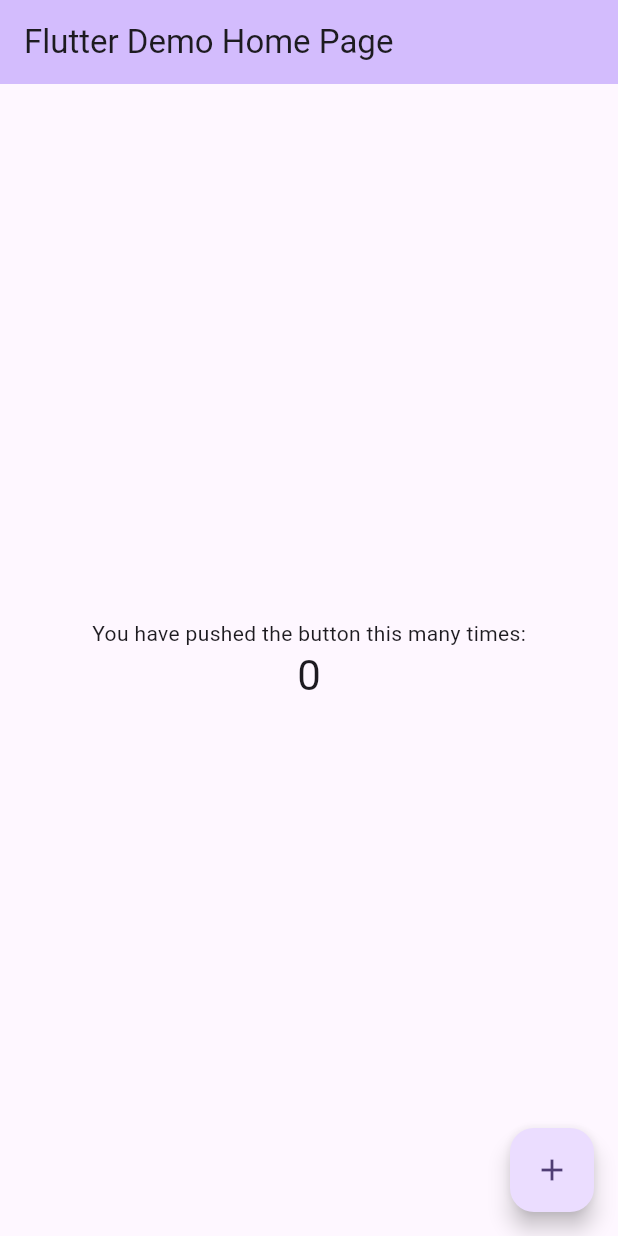
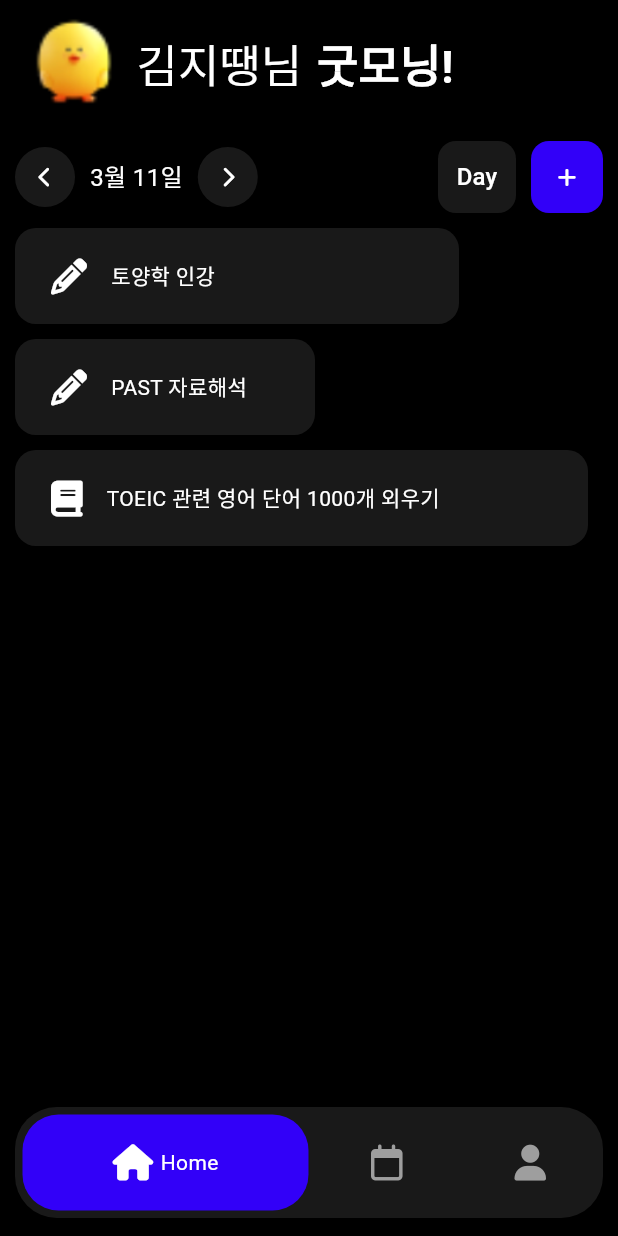
Before and after one commit to June222/gava, a Flutter app: the screen it shows after launch, on a phone screen of 412 x 824 dp. Run offline on Flutter 3.47's test engine with Material 3 defaults, Android fonts, the phone set to English and light mode, and no system bars; our stand-ins replace font_awesome_flutter.

Commit message:
기본 화면

```diff
--- /dev/null
+++ b/lib/constants/colors.dart
@@ -0,0 +1,5 @@
+import 'package:flutter/material.dart';
+
+class Constant {
+  static Color backgroundColor = const Color(0xFF191919);
+}
--- /dev/null
+++ b/lib/constants/gaps.dart
@@ -0,0 +1,67 @@
+import 'package:flutter/material.dart';
+import 'package:gava/constants/sizes.dart';
+
+class Gaps {
+  // Vertical Gaps
+  static const v1 = SizedBox(height: Sizes.size1);
+  static const v2 = SizedBox(height: Sizes.size2);
+  static const v3 = SizedBox(height: Sizes.size3);
+  static const v4 = SizedBox(height: Sizes.size4);
+  static const v5 = SizedBox(height: Sizes.size5);
+  static const v6 = SizedBox(height: Sizes.size6);
+  static const v7 = SizedBox(height: Sizes.size7);
+  static const v8 = SizedBox(height: Sizes.size8);
+  static const v9 = SizedBox(height: Sizes.size9);
+  static const v10 = SizedBox(height: Sizes.size10);
+  static const v11 = SizedBox(height: Sizes.size11);
+  static const v12 = SizedBox(height: Sizes.size12);
+  static const v14 = SizedBox(height: Sizes.size14);
+  static const v16 = SizedBox(height: Sizes.size16);
+  static const v20 = SizedBox(height: Sizes.size20);
+  static const v24 = SizedBox(height: Sizes.size24);
+  static const v28 = SizedBox(height: Sizes.size28);
+  static const v32 = SizedBox(height: Sizes.size32);
+  static const v36 = SizedBox(height: Sizes.size36);
+  static const v40 = SizedBox(height: Sizes.size40);
+  static const v44 = SizedBox(height: Sizes.size44);
+  static const v48 = SizedBox(height: Sizes.size48);
+  static const v52 = SizedBox(height: Sizes.size52);
+  static const v56 = SizedBox(height: Sizes.size56);
+  static const v60 = SizedBox(height: Sizes.size60);
+  static const v64 = SizedBox(height: Sizes.size64);
+  static const v72 = SizedBox(height: Sizes.size72);
+  static const v80 = SizedBox(height: Sizes.size80);
+  static const v96 = SizedBox(height: Sizes.size96);
+
+  // Horizontal Gaps
+
+  static const h1 = SizedBox(width: Sizes.size1);
+  static const h2 = SizedBox(width: Sizes.size2);
+  static const h3 = SizedBox(width: Sizes.size3);
+  static const h4 = SizedBox(width: Sizes.size4);
+  static const h5 = SizedBox(width: Sizes.size5);
+  static const h6 = SizedBox(width: Sizes.size6);
+  static const h7 = SizedBox(width: Sizes.size7);
+  static const h8 = SizedBox(width: Sizes.size8);
+  static const h9 = SizedBox(width: Sizes.size9);
+  static const h10 = SizedBox(width: Sizes.size10);
+  static const h11 = SizedBox(width: Sizes.size11);
+  static const h12 = SizedBox(width: Sizes.size12);
+  static const h14 = SizedBox(width: Sizes.size14);
+  static const h16 = SizedBox(width: Sizes.size16);
+  static const h20 = SizedBox(width: Sizes.size20);
+  static const h24 = SizedBox(width: Sizes.size24);
+  static const h28 = SizedBox(width: Sizes.size28);
+  static const h32 = SizedBox(width: Sizes.size32);
+  static const h36 = SizedBox(width: Sizes.size36);
+  static const h40 = SizedBox(width: Sizes.size40);
+  static const h44 = SizedBox(width: Sizes.size44);
+  static const h48 = SizedBox(width: Sizes.size48);
+  static const h52 = SizedBox(width: Sizes.size52);
+  static const h56 = SizedBox(width: Sizes.size56);
+  static const h60 = SizedBox(width: Sizes.size60);
+  static const h64 = SizedBox(width: Sizes.size64);
+  static const h72 = SizedBox(width: Sizes.size72);
+  static const h80 = SizedBox(width: Sizes.size80);
+  static const h96 = SizedBox(width: Sizes.size96);
+}
--- /dev/null
+++ b/lib/constants/sizes.dart
@@ -0,0 +1,32 @@
+class Sizes {
+  static const size1 = 1.0;
+  static const size2 = 2.0;
+  static const size3 = 3.0;
+  static const size4 = 4.0;
+  static const size5 = 5.0;
+  static const size6 = 6.0;
+  static const size7 = 7.0;
+  static const size8 = 8.0;
+  static const size9 = 9.0;
+  static const size10 = 10.0;
+  static const size11 = 11.0;
+  static const size12 = 12.0;
+  static const size14 = 14.0;
+  static const size16 = 16.0;
+  static const size18 = 18.0;
+  static const size20 = 20.0;
+  static const size24 = 24.0;
+  static const size28 = 28.0;
+  static const size32 = 32.0;
+  static const size36 = 36.0;
+  static const size40 = 40.0;
+  static const size44 = 44.0;
+  static const size48 = 48.0;
+  static const size52 = 52.0;
+  static const size56 = 56.0;
+  static const size60 = 60.0;
+  static const size64 = 64.0;
+  static const size72 = 72.0;
+  static const size80 = 80.0;
+  static const size96 = 96.0;
+}
--- a/lib/main.dart
+++ b/lib/main.dart
@@ -1,4 +1,6 @@
 import 'package:flutter/material.dart';
+import 'package:gava/constants/colors.dart';
+import 'package:gava/navigation/main_navigation_screen.dart';
 
 void main() {
   runApp(const MyApp());
@@ -12,114 +14,32 @@
   Widget build(BuildContext context) {
     return MaterialApp(
       title: 'Flutter Demo',
+      debugShowCheckedModeBanner: false,
       theme: ThemeData(
-        // This is the theme of your application.
-        //
-        // TRY THIS: Try running your application with "flutter run". You'll see
-        // the application has a purple toolbar. Then, without quitting the app,
-        // try changing the seedColor in the colorScheme below to Colors.green
-        // and then invoke "hot reload" (save your changes or press the "hot
-        // reload" button in a Flutter-supported IDE, or press "r" if you used
-        // the command line to start the app).
-        //
-        // Notice that the counter didn't reset back to zero; the application
-        // state is not lost during the reload. To reset the state, use hot
-        // restart instead.
-        //
-        // This works for code too, not just values: Most code changes can be
-        // tested with just a hot reload.
-        colorScheme: ColorScheme.fromSeed(seedColor: Colors.deepPurple),
+        scaffoldBackgroundColor: Colors.black,
+        colorScheme: const ColorScheme.dark().copyWith(
+          surface: const Color(0xFF191919),
+        ),
+        appBarTheme: const AppBarTheme(
+          backgroundColor: Colors.black,
+          titleTextStyle: TextStyle(
+            fontSize: 30,
+          ),
+        ),
+        textTheme: const TextTheme(
+          bodyMedium: TextStyle(color: Colors.white),
+        ),
+        textButtonTheme: const TextButtonThemeData(
+          style: ButtonStyle(
+            foregroundColor: WidgetStatePropertyAll(Colors.white),
+            splashFactory: NoSplash.splashFactory,
+          ),
+        ),
+        // colorScheme: ColorScheme.fromSeed(seedColor: Colors.deepPurple),
         useMaterial3: true,
+        primaryColor: const Color(0xFF3200f8),
       ),
-      home: const MyHomePage(title: 'Flutter Demo Home Page'),
+      home: const MainNavigationScreen(),
     );
   }
 }
-
-class MyHomePage extends StatefulWidget {
-  const MyHomePage({super.key, required this.title});
-
-  // This widget is the home page of your application. It is stateful, meaning
-  // that it has a State object (defined below) that contains fields that affect
-  // how it looks.
-
-  // This class is the configuration for the state. It holds the values (in this
-  // case the title) provided by the parent (in this case the App widget) and
-  // used by the build method of the State. Fields in a Widget subclass are
-  // always marked "final".
-
-  final String title;
-
-  @override
-  State<MyHomePage> createState() => _MyHomePageState();
-}
-
-class _MyHomePageState extends State<MyHomePage> {
-  int _counter = 0;
-
-  void _incrementCounter() {
-    setState(() {
-      // This call to setState tells the Flutter framework that something has
-      // changed in this State, which causes it to rerun the build method below
-      // so that the display can reflect the updated values. If we changed
-      // _counter without calling setState(), then the build method would not be
-      // called again, and so nothing would appear to happen.
-      _counter++;
-    });
-  }
-
-  @override
-  Widget build(BuildContext context) {
-    // This method is rerun every time setState is called, for instance as done
-    // by the _incrementCounter method above.
-    //
-    // The Flutter framework has been optimized to make rerunning build methods
-    // fast, so that you can just rebuild anything that needs updating rather
-    // than having to individually change instances of widgets.
-    return Scaffold(
-      appBar: AppBar(
-        // TRY THIS: Try changing the color here to a specific color (to
-        // Colors.amber, perhaps?) and trigger a hot reload to see the AppBar
-        // change color while the other colors stay the same.
-        backgroundColor: Theme.of(context).colorScheme.inversePrimary,
-        // Here we take the value from the MyHomePage object that was created by
-        // the App.build method, and use it to set our appbar title.
-        title: Text(widget.title),
-      ),
-      body: Center(
-        // Center is a layout widget. It takes a single child and positions it
-        // in the middle of the parent.
-        child: Column(
-          // Column is also a layout widget. It takes a list of children and
-          // arranges them vertically. By default, it sizes itself to fit its
-          // children horizontally, and tries to be as tall as its parent.
-          //
-          // Column has various properties to control how it sizes itself and
-          // how it positions its children. Here we use mainAxisAlignment to
-          // center the children vertically; the main axis here is the vertical
-          // axis because Columns are vertical (the cross axis would be
-          // horizontal).
-          //
-          // TRY THIS: Invoke "debug painting" (choose the "Toggle Debug Paint"
-          // action in the IDE, or press "p" in the console), to see the
-          // wireframe for each widget.
-          mainAxisAlignment: MainAxisAlignment.center,
-          children: <Widget>[
-            const Text(
-              'You have pushed the button this many times:',
-            ),
-            Text(
-              '$_counter',
-              style: Theme.of(context).textTheme.headlineMedium,
-            ),
-          ],
-        ),
-      ),
-      floatingActionButton: FloatingActionButton(
-        onPressed: _incrementCounter,
-        tooltip: 'Increment',
-        child: const Icon(Icons.add),
-      ), // This trailing comma makes auto-formatting nicer for build methods.
-    );
-  }
-}
--- /dev/null
+++ b/lib/navigation/main_navigation_screen.dart
@@ -0,0 +1,287 @@
+import 'package:flutter/material.dart';
+import 'package:font_awesome_flutter/font_awesome_flutter.dart';
+import 'package:gava/constants/colors.dart';
+import 'package:gava/constants/gaps.dart';
+import 'package:gava/constants/sizes.dart';
+import 'package:gava/navigation/widgets/bottom_nav_tap.dart';
+
+class MainNavigationScreen extends StatefulWidget {
+  const MainNavigationScreen({
+    super.key,
+  });
+
+  @override
+  State<MainNavigationScreen> createState() => _MainNavigationScreenState();
+}
+
+class _MainNavigationScreenState extends State<MainNavigationScreen> {
+  String username = "김지땡";
+
+  final BorderRadius _bottomNavBarBorderRadius =
+      BorderRadius.circular(Sizes.size24);
+  final BorderRadius _topButtonRadius = BorderRadius.circular(Sizes.size12);
+  int _selectedIndex = 0;
+
+  int _month = 3;
+  int _day = 11;
+
+  final List<String> _TODOs = [
+    "토양학 인강",
+    "PAST 자료해석",
+    "TOEIC 관련 영어 단어 1000개 외우기"
+  ];
+
+  final List<double> _paddingList = [
+    Sizes.size96,
+    Sizes.size96 + Sizes.size96,
+    Sizes.size10,
+  ];
+
+  final List<IconData> _iconList = [
+    FontAwesomeIcons.pencil,
+    FontAwesomeIcons.pencil,
+    FontAwesomeIcons.book,
+  ];
+
+  void _onSelectTap(int index) {
+    setState(() {
+      _selectedIndex = index;
+    });
+  }
+
+  void _changeMonthBefore() {
+    _month -= 1;
+    if (_month == 0) {
+      _month = 12;
+    }
+    setState(() {});
+  }
+
+  void _changeDayBefore() {
+    _day -= 1;
+    if (_day == 0) {
+      _day = 30;
+      _changeMonthBefore();
+    }
+    setState(() {});
+  }
+
+  void _changeMonthAfter() {
+    _month += 1;
+    if (_month == 13) {
+      _month = 1;
+    }
+    setState(() {});
+  }
+
+  void _changeDayAfter() {
+    _day += 1;
+    if (_day == 32) {
+      _day = 1;
+      _changeMonthAfter();
+    }
+    setState(() {});
+  }
+
+  void _addTodoTap() {
+    _TODOs.add("다음 계획 어쩌고 저쩌고 ${_TODOs.length + 1}");
+    _paddingList.add(Sizes.size60);
+    _iconList.add(FontAwesomeIcons.accusoft);
+    setState(() {});
+  }
+
+  @override
+  Widget build(BuildContext context) {
+    return Scaffold(
+        appBar: AppBar(
+          toolbarHeight: kToolbarHeight * 1.5,
+          centerTitle: true,
+          title: Row(
+            children: [
+              Image.asset(
+                "assets/images/main_emoji.png",
+                width: 65,
+              ),
+              Gaps.h10,
+              Text("$username님"),
+              Gaps.h10,
+              const Text(
+                "굿모닝!",
+                style: TextStyle(
+                  fontWeight: FontWeight.bold,
+                ),
+              ),
+            ],
+          ),
+        ),
+        body: Padding(
+          padding: const EdgeInsets.symmetric(
+            horizontal: Sizes.size10,
+            vertical: Sizes.size10,
+          ),
+          child: Column(
+            children: [
+              Row(
+                children: [
+                  ChangeDayWidget(
+                    iconData: FontAwesomeIcons.chevronLeft,
+                    function: _changeDayBefore,
+                  ),
+                  Gaps.h10,
+                  Text(
+                    "$_month월 $_day일",
+                    style: const TextStyle(
+                      fontSize: Sizes.size16,
+                    ),
+                  ),
+                  Gaps.h10,
+                  ChangeDayWidget(
+                    iconData: FontAwesomeIcons.chevronRight,
+                    function: _changeDayAfter,
+                  ),
+                  Expanded(child: Container()),
+                  Container(
+                    width: Sizes.size52,
+                    decoration: BoxDecoration(
+                      color: Constant.backgroundColor,
+                      borderRadius: _topButtonRadius,
+                    ),
+                    child: TextButton(
+                      onPressed: () {},
+                      child: const Text(
+                        "Day",
+                        style: TextStyle(
+                          fontSize: Sizes.size16,
+                        ),
+                      ),
+                    ),
+                  ),
+                  Gaps.h10,
+                  Container(
+                    decoration: BoxDecoration(
+                      color: Theme.of(context).primaryColor,
+                      borderRadius: _topButtonRadius,
+                    ),
+                    child: IconButton(
+                      onPressed: _addTodoTap,
+                      icon: const FaIcon(FontAwesomeIcons.plus),
+                      iconSize: Sizes.size14,
+                    ),
+                  ),
+                ],
+              ),
+              Gaps.v10,
+              Expanded(
+                child: ListView.separated(
+                  itemBuilder: (BuildContext context, int index) {
+                    return Padding(
+                      padding: EdgeInsets.only(right: _paddingList[index]),
+                      child: Container(
+                        padding: const EdgeInsets.symmetric(
+                          horizontal: Sizes.size24,
+                          vertical: Sizes.size20,
+                        ),
+                        decoration: BoxDecoration(
+                          color: Constant.backgroundColor,
+                          borderRadius: BorderRadius.circular(Sizes.size14),
+                        ),
+                        child: Row(
+                          mainAxisAlignment: MainAxisAlignment.start,
+                          children: [
+                            FaIcon(_iconList[index]),
+                            Gaps.h16,
+                            Text(_TODOs[index]),
+                          ],
+                        ),
+                      ),
+                    );
+                  },
+                  separatorBuilder: (BuildContext context, int index) {
+                    return Gaps.v10;
+                  },
+                  itemCount: _TODOs.length,
+                ),
+              ),
+            ],
+          ),
+        ),
+        bottomNavigationBar: Padding(
+          padding: const EdgeInsets.symmetric(
+            vertical: Sizes.size12,
+            horizontal: Sizes.size10,
+          ),
+          child: Container(
+            padding: const EdgeInsets.symmetric(
+              vertical: Sizes.size5,
+              horizontal: Sizes.size5,
+            ),
+            decoration: BoxDecoration(
+              color: const Color(0xFF191919),
+              // TODO: 바깥의 Radius가 안쪽의 radius보다 커야함.
+              borderRadius: _bottomNavBarBorderRadius.copyWith(
+                topLeft: const Radius.circular(Sizes.size28),
+                bottomLeft: const Radius.circular(Sizes.size28),
+                topRight: const Radius.circular(Sizes.size28),
+                bottomRight: const Radius.circular(Sizes.size28),
+              ),
+            ),
+            child: Row(
+              mainAxisAlignment: MainAxisAlignment.spaceBetween,
+              children: [
+                BottomNavTap(
+                  iconData: FontAwesomeIcons.house,
+                  text: "Home",
+                  radius: _bottomNavBarBorderRadius,
+                  isSelected: _selectedIndex == 0,
+                  onTap: () => _onSelectTap(0),
+                ),
+                BottomNavTap(
+                  radius: _bottomNavBarBorderRadius,
+                  text: "Calendar",
+                  iconData: FontAwesomeIcons.calendar,
+                  isSelected: _selectedIndex == 1,
+                  onTap: () => _onSelectTap(1),
+                ),
+                BottomNavTap(
+                  iconData: FontAwesomeIcons.solidUser,
+                  text: "User",
+                  radius: _bottomNavBarBorderRadius,
+                  isSelected: _selectedIndex == 2,
+                  onTap: () => _onSelectTap(2),
+                ),
+              ],
+            ),
+          ),
+        ));
+  }
+}
+
+class ChangeDayWidget extends StatelessWidget {
+  const ChangeDayWidget({
+    super.key,
+    required this.iconData,
+    this.function,
+  });
+
+  final IconData iconData;
+  final Function()? function;
+
+  @override
+  Widget build(BuildContext context) {
+    return Container(
+      width: Sizes.size40,
+      decoration: BoxDecoration(
+        shape: BoxShape.circle,
+        color: Constant.backgroundColor,
+      ),
+      child: IconButton(
+        onPressed: function,
+        icon: FaIcon(
+          iconData,
+          size: Sizes.size14,
+          color: Colors.white,
+        ),
+      ),
+    );
+  }
+}
--- /dev/null
+++ b/lib/navigation/widgets/bottom_nav_tap.dart
@@ -0,0 +1,65 @@
+import 'package:flutter/material.dart';
+import 'package:font_awesome_flutter/font_awesome_flutter.dart';
+import 'package:gava/constants/colors.dart';
+import 'package:gava/constants/gaps.dart';
+import 'package:gava/constants/sizes.dart';
+
+class BottomNavTap extends StatelessWidget {
+  const BottomNavTap({
+    super.key,
+    required BorderRadius radius,
+    required IconData iconData,
+    required this.isSelected,
+    this.onTap,
+    required this.text,
+  })  : _bottomNavBarBorderRadius = radius,
+        _iconData = iconData;
+
+  final BorderRadius _bottomNavBarBorderRadius;
+  final IconData _iconData;
+  final bool isSelected;
+  final String text;
+  final Function()? onTap;
+
+  @override
+  Widget build(BuildContext context) {
+    const Duration duration = Duration(milliseconds: 300);
+    return GestureDetector(
+      onTap: onTap,
+      child: AnimatedContainer(
+        duration: duration,
+        padding: isSelected
+            ? const EdgeInsets.symmetric(
+                vertical: Sizes.size20,
+                horizontal: Sizes.size60,
+              )
+            : const EdgeInsets.symmetric(
+                vertical: Sizes.size20,
+                horizontal: 0,
+              ),
+        decoration: BoxDecoration(
+          color: isSelected
+              ? Theme.of(context).primaryColor
+              : Constant.backgroundColor,
+          borderRadius: _bottomNavBarBorderRadius,
+        ),
+        child: Row(
+          mainAxisAlignment: MainAxisAlignment.center,
+          children: [
+            Container(
+              padding: isSelected
+                  ? null
+                  : const EdgeInsets.symmetric(horizontal: Sizes.size28),
+              child: FaIcon(
+                _iconData,
+                color: isSelected ? Colors.white : Colors.grey,
+              ),
+            ),
+            Gaps.h5,
+            if (isSelected) Text(text),
+          ],
+        ),
+      ),
+    );
+  }
+}
```
Also changed, not shown: pubspec.yaml (+4 -5 lines), .gitmessage.txt (added), assets/images/Screenshot_1727682752.png (added), assets/images/main_emoji.png (added), pubspec.lock.
